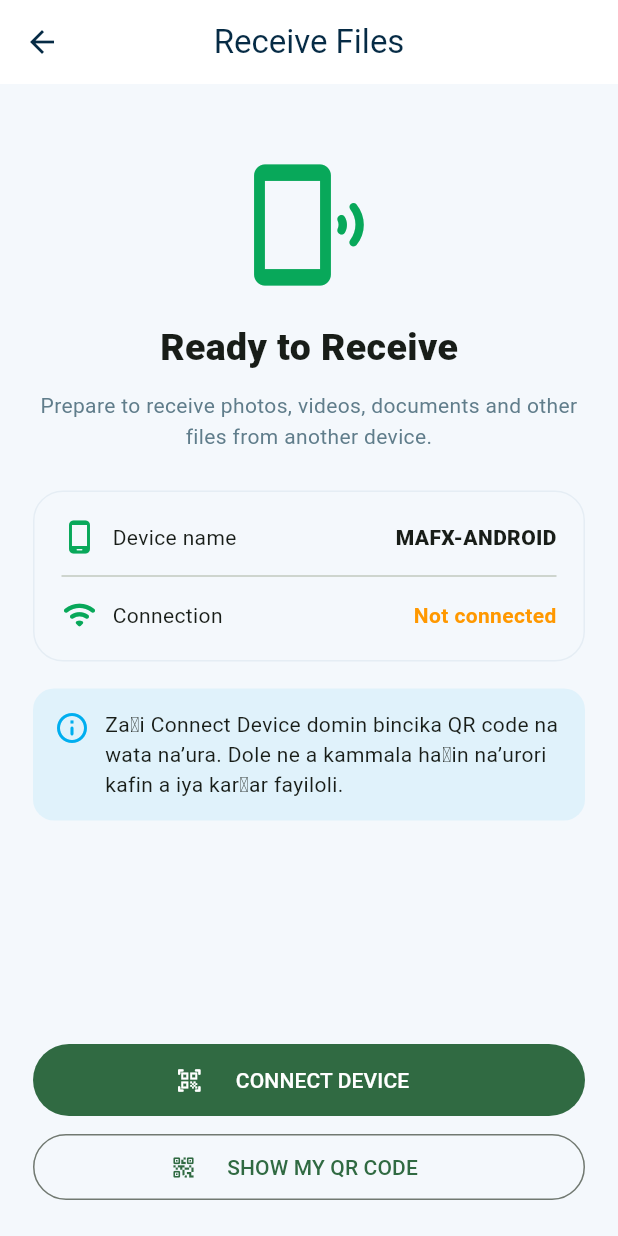
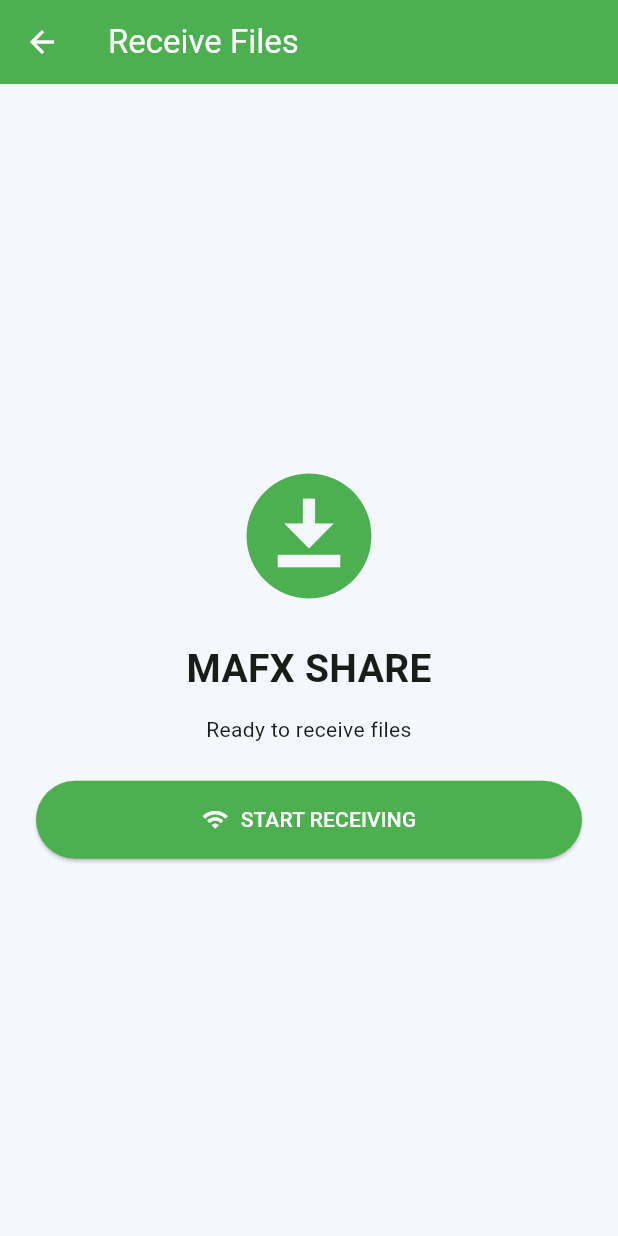
Before and after one commit to powerfannetwork-hub/MAFX-SHARE, a Flutter app: the ReceiveScreen screen opened directly, on a phone screen of 412 x 824 dp. Run offline on Flutter 3.47's test engine with Material 3 defaults, Android fonts, the phone set to English and light mode, and no system bars; our stand-ins replace file_picker, qr_flutter, shared_preferences; missing offline and left inert: mobile_scanner; accounts and stored records are empty.

Commit message:
Refactor ReceiveScreen to use stateful widget

```diff
--- a/lib/screens/receive_screen.dart
+++ b/lib/screens/receive_screen.dart
@@ -1,27 +1,72 @@
 import 'package:flutter/material.dart';
-import '../theme/app_theme.dart';
-import 'connect_screen.dart';
-import 'qr_screen.dart';
+import '../services/transfer_service.dart';
 
-class ReceiveScreen extends StatelessWidget {
+class ReceiveScreen extends StatefulWidget {
   const ReceiveScreen({super.key});
 
-  void _openConnect(BuildContext context) {
-    Navigator.push(
-      context,
-      MaterialPageRoute(
-        builder: (_) => const ConnectScreen(),
-      ),
+  @override
+  State<ReceiveScreen> createState() => _ReceiveScreenState();
+}
+
+class _ReceiveScreenState extends State<ReceiveScreen> {
+  final TransferService _transferService = TransferService.instance;
+
+  bool _starting = false;
+  String _status = 'Ready to receive files';
+  int? _port;
+
+  Future<void> _startReceiving() async {
+    setState(() {
+      _starting = true;
+      _status = 'Starting receiver...';
+    });
+
+    try {
+      final port = await _transferService.startReceiver();
+
+      if (!mounted) return;
+
+      setState(() {
+        _port = port;
+        _status = 'Receiver is running on port $port';
+      });
+
+      _showMessage(
+        'Receiver started. Connect both devices to the same local network.',
+      );
+    } catch (error) {
+      if (!mounted) return;
+
+      setState(() {
+        _status = 'Could not start receiver: $error';
+      });
+    } finally {
+      if (mounted) {
+        setState(() => _starting = false);
+      }
+    }
+  }
+
+  Future<void> _stopReceiving() async {
+    await _transferService.stopReceiver();
+
+    if (!mounted) return;
+
+    setState(() {
+      _port = null;
+      _status = 'Receiver stopped';
+    });
+  }
+
+  void _showMessage(String message) {
+    ScaffoldMessenger.of(context).showSnackBar(
+      SnackBar(content: Text(message)),
     );
   }
 
-  void _showMyQr(BuildContext context) {
-    Navigator.push(
-      context,
-      MaterialPageRoute(
-        builder: (_) => const QrScreen(),
-      ),
-    );
+  @override
+  void dispose() {
+    super.dispose();
   }
 
   @override
@@ -29,145 +74,69 @@ class ReceiveScreen extends StatelessWidget {
     return Scaffold(
       appBar: AppBar(
         title: const Text('Receive Files'),
-        centerTitle: true,
+        backgroundColor: Colors.green,
+        foregroundColor: Colors.white,
       ),
-      body: Padding(
-        padding: const EdgeInsets.all(22),
+      body: Center(
+        child: SingleChildScrollView(
+          padding: const EdgeInsets.all(24),
           child: Column(
+            mainAxisAlignment: MainAxisAlignment.center,
             children: [
-            const SizedBox(height: 28),
               const Icon(
-              Icons.phonelink_ring_rounded,
-              size: 88,
-              color: AppTheme.green,
+                Icons.download_for_offline,
+                size: 100,
+                color: Colors.green,
               ),
               const SizedBox(height: 20),
               const Text(
-              'Ready to Receive',
+                'MAFX SHARE',
                 style: TextStyle(
-                fontSize: 25,
-                fontWeight: FontWeight.w900,
+                  fontSize: 26,
+                  fontWeight: FontWeight.bold,
                 ),
               ),
-            const SizedBox(height: 10),
-            const Text(
-              'Prepare to receive photos, videos, documents '
-              'and other files from another device.',
+              const SizedBox(height: 12),
+              Text(
+                _status,
                 textAlign: TextAlign.center,
-              style: TextStyle(
-                color: Colors.blueGrey,
-                height: 1.5,
+              ),
+              const SizedBox(height: 24),
+              if (_port == null)
+                SizedBox(
+                  width: double.infinity,
+                  child: ElevatedButton.icon(
+                    onPressed: _starting ? null : _startReceiving,
+                    icon: const Icon(Icons.wifi),
+                    label: Text(
+                      _starting ? 'Starting...' : 'START RECEIVING',
+                    ),
+                    style: ElevatedButton.styleFrom(
+                      backgroundColor: Colors.green,
+                      foregroundColor: Colors.white,
+                      padding: const EdgeInsets.all(16),
                     ),
                   ),
-            const SizedBox(height: 25),
-
-            Container(
+                )
+              else ...[
+                SelectableText('Port: $_port'),
+                const SizedBox(height: 12),
+                const Text(
+                  'Keep this screen available while preparing the connection.',
+                  textAlign: TextAlign.center,
+                ),
+                const SizedBox(height: 16),
+                SizedBox(
                   width: double.infinity,
-              padding: const EdgeInsets.all(18),
-              decoration: BoxDecoration(
-                borderRadius: BorderRadius.circular(20),
-                border: Border.all(
-                  color: const Color(0xFFE5EDF4),
-                ),
-              ),
-              child: const Column(
-                children: [
-                  Row(
-                    children: [
-                      Icon(
-                        Icons.phone_android_rounded,
-                        color: AppTheme.green,
-                      ),
-                      SizedBox(width: 10),
-                      Text('Device name'),
-                      Spacer(),
-                      Text(
-                        'MAFX-ANDROID',
-                        style: TextStyle(
-                          fontWeight: FontWeight.w800,
+                  child: OutlinedButton.icon(
+                    onPressed: _stopReceiving,
+                    icon: const Icon(Icons.stop),
+                    label: const Text('STOP RECEIVING'),
                   ),
                 ),
               ],
-                  ),
-                  Divider(height: 28),
-                  Row(
-                    children: [
-                      Icon(
-                        Icons.wifi_rounded,
-                        color: AppTheme.green,
-                      ),
-                      SizedBox(width: 10),
-                      Text('Connection'),
-                      Spacer(),
-                      Text(
-                        'Not connected',
-                        style: TextStyle(
-                          color: Colors.orange,
-                          fontWeight: FontWeight.w600,
-                        ),
-                      ),
             ],
           ),
-                ],
-              ),
-            ),
-
-            const SizedBox(height: 18),
-
-            Container(
-              width: double.infinity,
-              padding: const EdgeInsets.all(14),
-              decoration: BoxDecoration(
-                color: const Color(0xFF00AEEF).withValues(alpha: 0.08),
-                borderRadius: BorderRadius.circular(14),
-              ),
-              child: const Row(
-                crossAxisAlignment: CrossAxisAlignment.start,
-                children: [
-                  Icon(
-                    Icons.info_outline_rounded,
-                    color: Color(0xFF00AEEF),
-                  ),
-                  SizedBox(width: 10),
-                  Expanded(
-                    child: Text(
-                      'Zaɓi Connect Device domin bincika QR code '
-                      'na wata na’ura. Dole ne a kammala haɗin '
-                      'na’urori kafin a iya karɓar fayiloli.',
-                    ),
-                  ),
-                ],
-              ),
-            ),
-
-            const Spacer(),
-
-            SizedBox(
-              width: double.infinity,
-              child: FilledButton.icon(
-                onPressed: () => _openConnect(context),
-                icon: const Icon(Icons.qr_code_scanner_rounded),
-                label: const Padding(
-                  padding: EdgeInsets.all(14),
-                  child: Text('CONNECT DEVICE'),
-                ),
-              ),
-            ),
-
-            const SizedBox(height: 10),
-
-            SizedBox(
-              width: double.infinity,
-              child: OutlinedButton.icon(
-                onPressed: () => _showMyQr(context),
-                icon: const Icon(Icons.qr_code_2_rounded),
-                label: const Padding(
-                  padding: EdgeInsets.all(12),
-                  child: Text('SHOW MY QR CODE'),
-                ),
-              ),
-            ),
-          ],
         ),
       ),
     );
```
Lines whose indentation alone changed are shown as unchanged.
